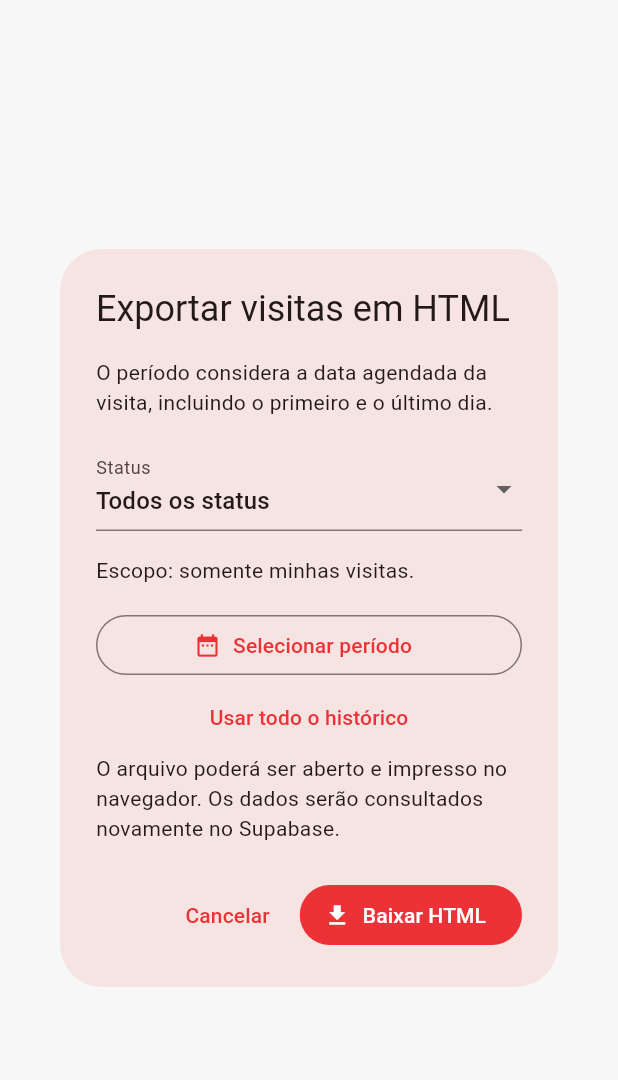
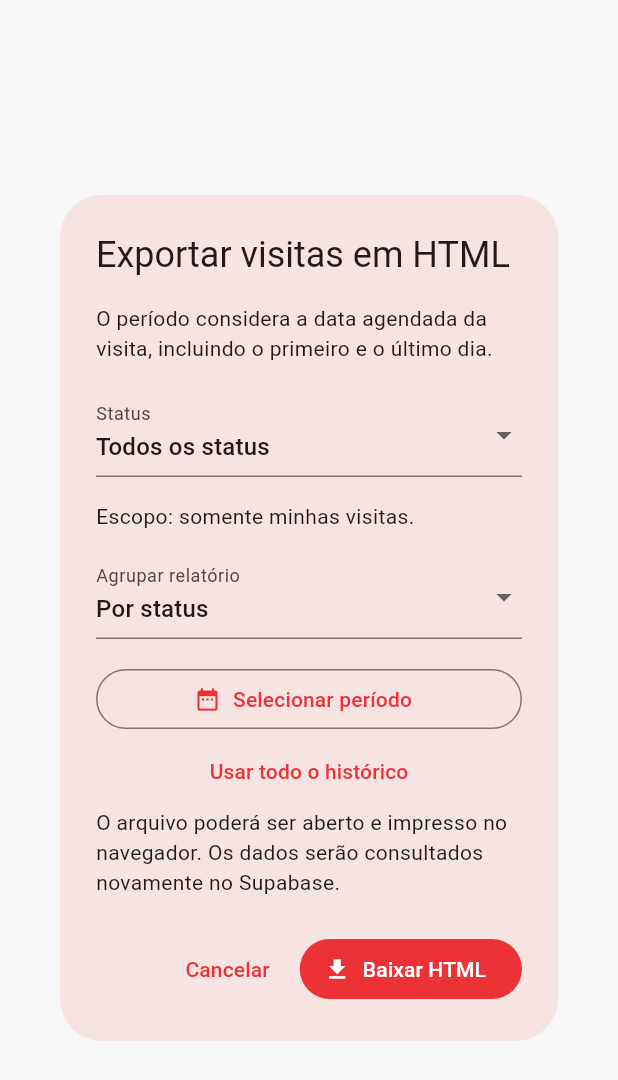
Before and after one commit to hospedagemw/PJI240-DRP11-A2026S2-T001_Movisitas, a Flutter app: the VisitsExportDialog widget shown alone on an empty page, opened directly with empty values, on a phone screen of 412 x 824 dp. Shown: the top 1080 px of the screen. Run offline on Flutter 3.47's test engine with Material 3 defaults, Android fonts, the phone set to English and light mode, and no system bars; our stand-ins replace supabase_flutter; missing offline and left inert: dart:html; accounts and stored records are empty.

Commit message:
feat: agrupar relatorio de visitas por status e vendedor

```diff
--- a/lib/data/visits_report.dart
+++ b/lib/data/visits_report.dart
@@ -16,6 +16,13 @@ String reportTime(dynamic raw) {
       : '${reportDate(date)} ${date.hour.toString().padLeft(2, '0')}:${date.minute.toString().padLeft(2, '0')}';
 }
 
+const visitGroupingLabels = {
+  'none': 'Sem agrupamento',
+  'status': 'Por status',
+  'seller': 'Por vendedor',
+  'seller_status': 'Por vendedor e status',
+};
+
 String buildVisitsHtml({
   required List<ReportRow> visits,
   required List<ReportRow> clients,
@@ -24,6 +31,7 @@ String buildVisitsHtml({
   required String statusLabel,
   required String teamLabel,
   required DateTime generatedAt,
+  String grouping = 'none',
 }) {
   String esc(Object? value) =>
       const HtmlEscape().convert(value?.toString() ?? '');
@@ -35,13 +43,48 @@ String buildVisitsHtml({
             '<div class="metric"><strong>${visits.where((v) => v['status'] == s.key).length}</strong>${esc(s.value)}</div>',
       )
       .join();
-  final rows = visits
-      .map(
-        (v) =>
-            '<tr><td>${esc(clientNames[v['client_id']] ?? 'Cliente indisponível')}</td><td>${esc(userNames[v['seller_id']] ?? 'Responsável indisponível')}</td><td>${esc(visitStatusLabels[v['status']] ?? v['status'])}</td><td>${esc(reportTime(v['scheduled_at']))}</td><td>${esc(reportTime(v['started_at']))}</td><td>${esc(reportTime(v['finished_at']))}</td><td class="notes">${esc(v['notes'])}</td></tr>',
-      )
-      .join();
+  String table(List<ReportRow> items) {
+    final rows = items
+        .map(
+          (v) =>
+              '<tr><td>${esc(clientNames[v['client_id']] ?? 'Cliente indisponível')}</td><td>${esc(userNames[v['seller_id']] ?? 'Responsável indisponível')}</td><td>${esc(visitStatusLabels[v['status']] ?? v['status'])}</td><td>${esc(reportTime(v['scheduled_at']))}</td><td>${esc(reportTime(v['started_at']))}</td><td>${esc(reportTime(v['finished_at']))}</td><td class="notes">${esc(v['notes'])}</td></tr>',
+        )
+        .join();
+    return '<div class="table-wrap"><table><thead><tr><th>Cliente</th><th>Responsável</th><th>Status</th><th>Agendamento</th><th>Início</th><th>Conclusão</th><th>Observações</th></tr></thead><tbody>$rows</tbody></table></div>';
+  }
+
+  String byStatus(List<ReportRow> items) {
+    final keys = {
+      ...visitStatusLabels.keys,
+      ...items.map((v) => v['status']?.toString() ?? ''),
+    };
+    return keys.map((key) {
+      final group = items
+          .where((v) => (v['status']?.toString() ?? '') == key)
+          .toList();
+      if (group.isEmpty) return '';
+      return '<section><h3>${esc(visitStatusLabels[key] ?? key)} — ${group.length} visita(s)</h3>${table(group)}</section>';
+    }).join();
+  }
+
+  String details;
+  if (grouping == 'status') {
+    details = byStatus(visits);
+  } else if (grouping == 'seller' || grouping == 'seller_status') {
+    final ids = visits.map((v) => v['seller_id']).toSet().toList()
+      ..sort(
+        (a, b) => (userNames[a]?.toString() ?? '').compareTo(
+          userNames[b]?.toString() ?? '',
+        ),
+      );
+    details = ids.map((id) {
+      final group = visits.where((v) => v['seller_id'] == id).toList();
+      return '<section><h2>${esc(userNames[id] ?? 'Responsável indisponível')} — ${group.length} visita(s)</h2>${grouping == 'seller_status' ? byStatus(group) : table(group)}</section>';
+    }).join();
+  } else {
+    details = table(visits);
+  }
   return '''<!doctype html><html lang="pt-BR"><head><meta charset="utf-8"><meta name="viewport" content="width=device-width, initial-scale=1"><title>Movisitas — Relatório de visitas</title><style>
-*{box-sizing:border-box}body{margin:0;background:#f5f5f7;color:#333;font:15px/1.5 Arial,sans-serif}main{max-width:1450px;margin:32px auto;padding:32px;background:white;border-top:6px solid #ed3237}h1{font-size:28px;margin:0 0 4px}h2{font-size:19px}.brand{color:#c52b30;font-weight:bold;letter-spacing:2px}.muted{color:#666}.filters{display:flex;flex-wrap:wrap;gap:12px 36px;margin:24px 0}.metrics{display:flex;flex-wrap:wrap;gap:12px}.metric{background:#f4f4f6;padding:14px 22px;min-width:145px}.metric strong{display:block;font-size:26px}table{border-collapse:collapse;width:100%;font-size:13px}th,td{border:1px solid #ddd;padding:10px;text-align:left;vertical-align:top;overflow-wrap:anywhere}th{background:#383838;color:white}tbody tr:nth-child(even){background:#fafafa}.notes{white-space:pre-wrap;min-width:170px}.table-wrap{overflow:auto}footer{margin-top:24px;color:#666;font-size:12px}@media print{@page{size:A4 landscape;margin:12mm}body{background:white}main{margin:0;padding:0;max-width:none}table{font-size:10px}th{background:#eee;color:#000}thead{display:table-header-group}.table-wrap{overflow:visible}.metric{padding:7px 14px}h1{font-size:22px}}
-</style></head><body><main><p class="brand">MOVISITAS</p><h1>Relatório de visitas</h1><p class="muted">Ambiente acadêmico • Dados fictícios</p><div class="filters"><div><b>Período</b><br>${esc(periodLabel)}</div><div><b>Status</b><br>${esc(statusLabel)}</div><div><b>Equipe ou responsável</b><br>${esc(teamLabel)}</div></div><p class="muted">Filtro de período aplicado à data agendada da visita. Datas apresentadas no horário local da geração.</p><div class="metrics"><div class="metric"><strong>${visits.length}</strong>Total de visitas</div>$summary</div><h2>Detalhamento dos atendimentos</h2>${visits.isEmpty ? '<p>Nenhuma visita encontrada para os filtros selecionados.</p>' : '<div class="table-wrap"><table><thead><tr><th>Cliente</th><th>Responsável</th><th>Status</th><th>Agendamento</th><th>Início</th><th>Conclusão</th><th>Observações</th></tr></thead><tbody>$rows</tbody></table></div>'}<footer>Gerado em ${esc(reportTime(generatedAt.toIso8601String()))}. Este arquivo representa os registros disponíveis no momento da exportação. Para imprimir ou salvar em PDF, utilize a função de impressão do navegador.</footer></main></body></html>''';
+*{box-sizing:border-box}body{margin:0;background:#f5f5f7;color:#333;font:15px/1.5 Arial,sans-serif}main{max-width:1450px;margin:32px auto;padding:32px;background:white;border-top:6px solid #ed3237}h1{font-size:28px;margin:0 0 4px}h2{font-size:19px}h2,h3{break-after:avoid}section{margin-top:24px}h3{font-size:16px;color:#c52b30}tr{break-inside:avoid}.brand{color:#c52b30;font-weight:bold;letter-spacing:2px}.muted{color:#666}.filters{display:flex;flex-wrap:wrap;gap:12px 36px;margin:24px 0}.metrics{display:flex;flex-wrap:wrap;gap:12px}.metric{background:#f4f4f6;padding:14px 22px;min-width:145px}.metric strong{display:block;font-size:26px}table{border-collapse:collapse;width:100%;font-size:13px}th,td{border:1px solid #ddd;padding:10px;text-align:left;vertical-align:top;overflow-wrap:anywhere}th{background:#383838;color:white}tbody tr:nth-child(even){background:#fafafa}.notes{white-space:pre-wrap;min-width:170px}.table-wrap{overflow:auto}footer{margin-top:24px;color:#666;font-size:12px}@media print{@page{size:A4 landscape;margin:12mm}body{background:white}main{margin:0;padding:0;max-width:none}table{font-size:10px}th{background:#eee;color:#000}thead{display:table-header-group}.table-wrap{overflow:visible}.metric{padding:7px 14px}h1{font-size:22px}}
+</style></head><body><main><p class="brand">MOVISITAS</p><h1>Relatório de visitas</h1><p class="muted">Ambiente acadêmico • Dados fictícios</p><div class="filters"><div><b>Período</b><br>${esc(periodLabel)}</div><div><b>Status</b><br>${esc(statusLabel)}</div><div><b>Equipe ou responsável</b><br>${esc(teamLabel)}</div><div><b>Agrupamento</b><br>${esc(visitGroupingLabels[grouping] ?? visitGroupingLabels['none'])}</div></div><p class="muted">Filtro de período aplicado à data agendada da visita. Datas apresentadas no horário local da geração.</p><div class="metrics"><div class="metric"><strong>${visits.length}</strong>Total de visitas</div>$summary</div><h2>Detalhamento dos atendimentos</h2>${visits.isEmpty ? '<p>Nenhuma visita encontrada para os filtros selecionados.</p>' : details}<footer>Gerado em ${esc(reportTime(generatedAt.toIso8601String()))}. Este arquivo representa os registros disponíveis no momento da exportação. Para imprimir ou salvar em PDF, utilize a função de impressão do navegador.</footer></main></body></html>''';
 }
--- a/lib/pages/visits_export_dialog.dart
+++ b/lib/pages/visits_export_dialog.dart
@@ -27,6 +27,7 @@ class _VisitsExportDialogState extends State<VisitsExportDialog> {
       ? widget.initialSeller
       : 'all';
   String status = 'all';
+  String grouping = 'status';
   bool busy = false;
   String? error;
   Future<List<ReportRow>> loadNames(
@@ -136,6 +137,7 @@ class _VisitsExportDialogState extends State<VisitsExportDialog> {
         statusLabel: visitStatusLabels[status] ?? 'Todos os status',
         teamLabel: label,
         generatedAt: now,
+        grouping: grouping,
       );
       downloadReport(
         html,
@@ -218,6 +220,22 @@ class _VisitsExportDialogState extends State<VisitsExportDialog> {
               else
                 const Text('Escopo: somente minhas visitas.'),
               const SizedBox(height: 16),
+              DropdownButtonFormField<String>(
+                initialValue: grouping,
+                isExpanded: true,
+                decoration: const InputDecoration(
+                  labelText: 'Agrupar relatório',
+                ),
+                items: [
+                  for (final entry in visitGroupingLabels.entries)
+                    DropdownMenuItem(
+                      value: entry.key,
+                      child: Text(entry.value),
+                    ),
+                ],
+                onChanged: busy ? null : (v) => setState(() => grouping = v!),
+              ),
+              const SizedBox(height: 16),
               OutlinedButton.icon(
                 onPressed: busy
                     ? null
```
Also changed, not shown: 2 other files.
